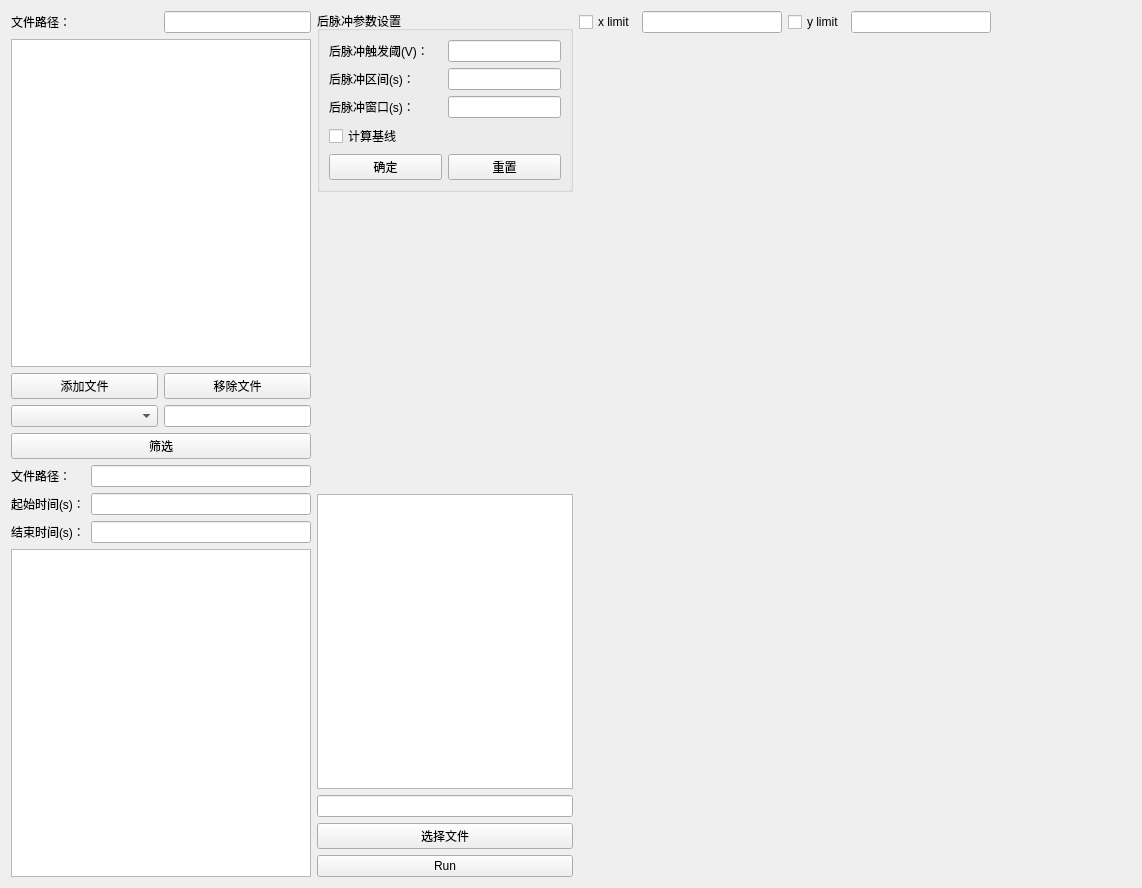
First picture: the form in DesignerUi/UiAfterPulse.ui, repository PENG-HuaXing/oscilloscope, before the edit.
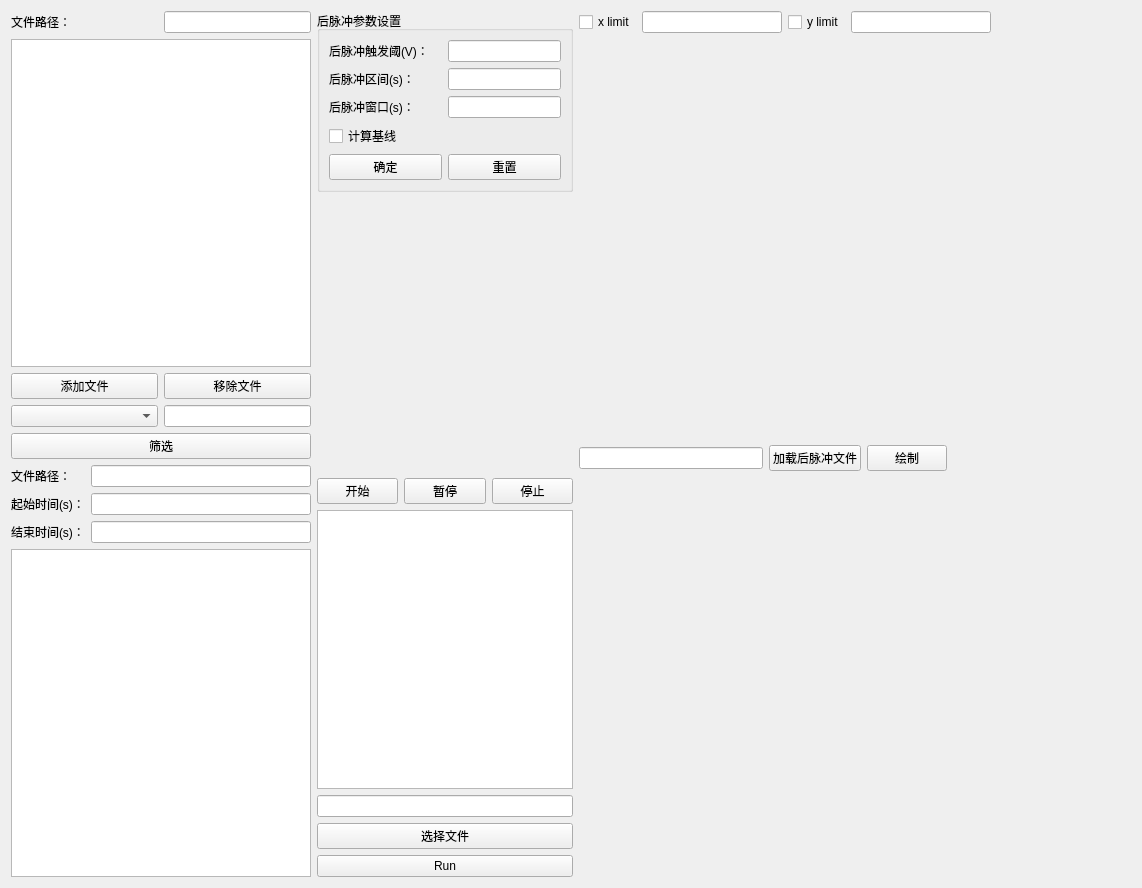
Second picture: the form after the edit.

```diff
--- a/DesignerUi/UiAfterPulse.ui
+++ b/DesignerUi/UiAfterPulse.ui
@@ -13,7 +13,7 @@
   <property name="windowTitle">
    <string>Form</string>
   </property>
-  <layout class="QHBoxLayout" name="horizontalLayout_6">
+  <layout class="QHBoxLayout" name="horizontalLayout_8">
    <item>
     <layout class="QVBoxLayout" name="verticalLayout_3">
      <item>
@@ -287,6 +287,31 @@
        </property>
       </spacer>
      </item>
+     <item>
+      <layout class="QHBoxLayout" name="horizontalLayout_6">
+       <item>
+        <widget class="QPushButton" name="pushButton_8">
+         <property name="text">
+          <string>开始</string>
+         </property>
+        </widget>
+       </item>
+       <item>
+        <widget class="QPushButton" name="pushButton_9">
+         <property name="text">
+          <string>暂停</string>
+         </property>
+        </widget>
+       </item>
+       <item>
+        <widget class="QPushButton" name="pushButton_10">
+         <property name="text">
+          <string>停止</string>
+         </property>
+        </widget>
+       </item>
+      </layout>
+     </item>
      <item>
       <widget class="QTextEdit" name="textEdit">
        <property name="sizePolicy">
@@ -333,8 +358,8 @@
     </layout>
    </item>
    <item>
-    <layout class="QGridLayout" name="gridLayout_3">
-     <item row="0" column="0">
+    <layout class="QVBoxLayout" name="verticalLayout_4">
+     <item>
       <layout class="QHBoxLayout" name="horizontalLayout">
        <item>
         <widget class="QCheckBox" name="checkBox">
@@ -371,13 +396,47 @@
        </item>
       </layout>
      </item>
-     <item row="1" column="0">
+     <item>
       <widget class="QWidget" name="widget" native="true"/>
      </item>
-     <item row="2" column="0">
+     <item>
       <widget class="QWidget" name="widget_2" native="true"/>
      </item>
-     <item row="3" column="0">
+     <item>
+      <layout class="QHBoxLayout" name="horizontalLayout_7">
+       <item>
+        <widget class="QLineEdit" name="lineEdit_12"/>
+       </item>
+       <item>
+        <widget class="QPushButton" name="pushButton_11">
+         <property name="text">
+          <string>加载后脉冲文件</string>
+         </property>
+        </widget>
+       </item>
+       <item>
+        <widget class="QPushButton" name="pushButton_12">
+         <property name="text">
+          <string>绘制</string>
+         </property>
+        </widget>
+       </item>
+       <item>
+        <spacer name="horizontalSpacer_2">
+         <property name="orientation">
+          <enum>Qt::Horizontal</enum>
+         </property>
+         <property name="sizeHint" stdset="0">
+          <size>
+           <width>40</width>
+           <height>20</height>
+          </size>
+         </property>
+        </spacer>
+       </item>
+      </layout>
+     </item>
+     <item>
       <widget class="QWidget" name="widget_3" native="true">
        <property name="sizePolicy">
         <sizepolicy hsizetype="Minimum" vsizetype="Preferred">
@@ -393,7 +452,7 @@
        </property>
       </widget>
      </item>
-     <item row="4" column="0">
+     <item>
       <widget class="QWidget" name="widget_4" native="true"/>
      </item>
     </layout>
```
